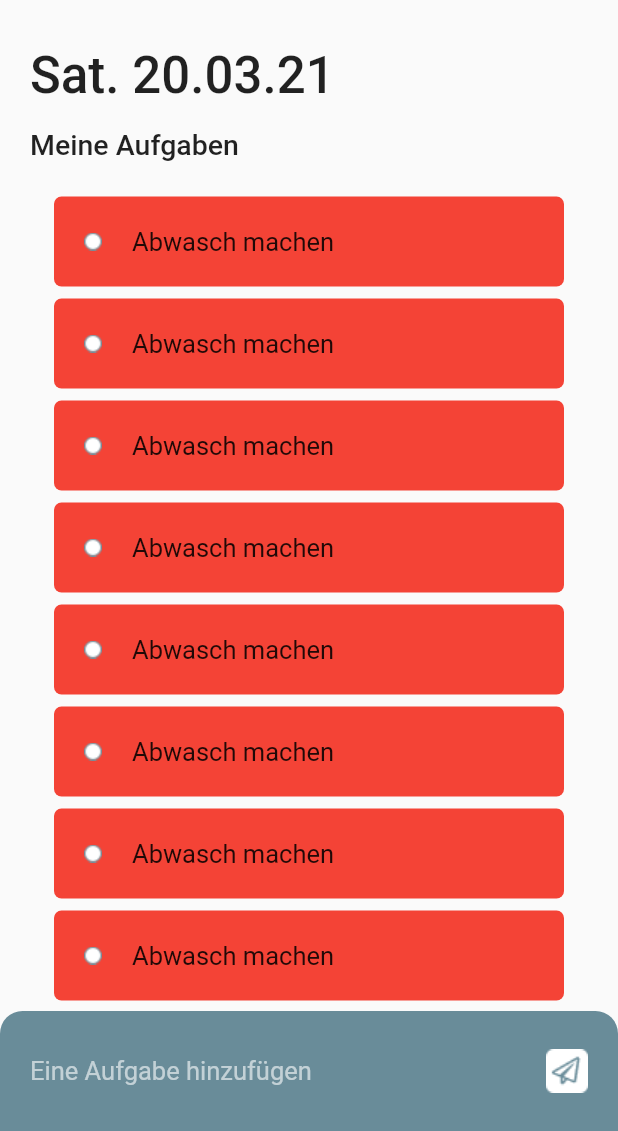
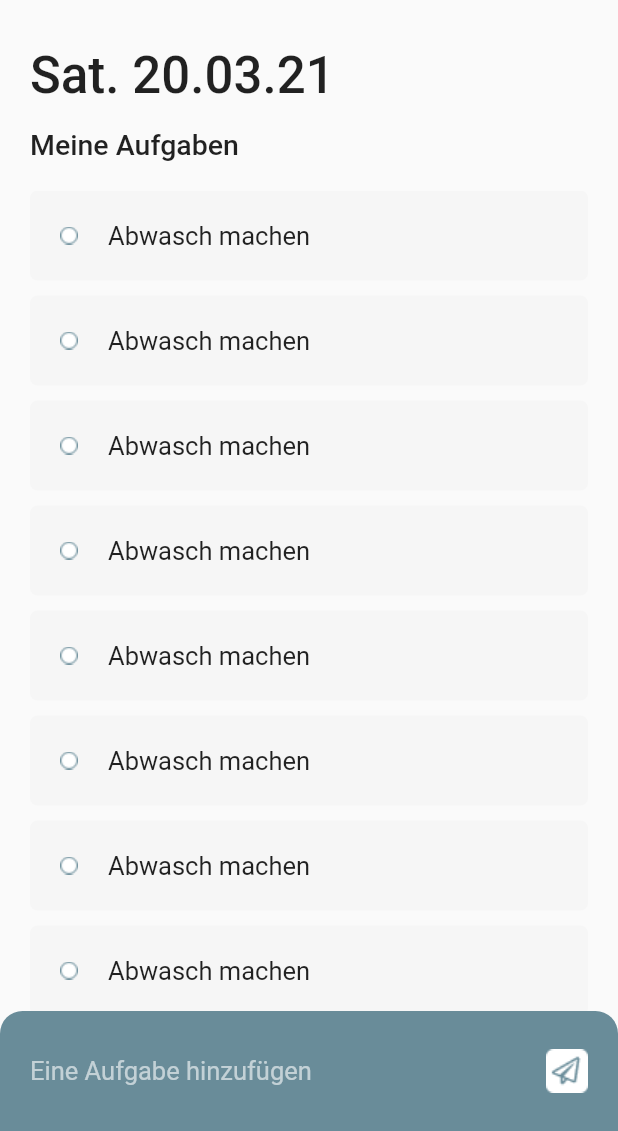
Before and after one commit to ManuelSzecsenyi/bt-todo-flutter, a Flutter app: the screen it shows after launch, on a phone screen of 412 x 824 dp, the part 105-1236 px from its top. Run offline on Flutter 3.47's test engine with Material 2 defaults, Android fonts, the phone set to English and light mode, and no system bars; our stand-ins replace google_fonts, hexcolor; network calls fail.

Commit message:
Todo List fixed

```diff
--- a/lib/components/Footer.dart
+++ b/lib/components/Footer.dart
@@ -26,7 +26,6 @@ class _FooterState extends State<Footer> {
               padding: EdgeInsets.only(left: 15),
               child: Image(image: AssetImage("assets/save-btn.png"))
             )
-
           ],)
         ),
       ),
--- a/lib/components/TodoItem.dart
+++ b/lib/components/TodoItem.dart
@@ -22,7 +22,7 @@ class _TodoItemState extends State<TodoItem> {
         child: Container(
           padding: EdgeInsets.all(20),
           decoration: BoxDecoration(
-              color: Colors.red,//HexColor("#F6F6F6"),
+              color: HexColor("#F6F6F6"),
               borderRadius: BorderRadius.circular(5)
           ),
           child: Row(children: [
--- a/lib/components/TodoList.dart
+++ b/lib/components/TodoList.dart
@@ -28,9 +28,11 @@ class _TodoListState extends State<TodoList> {
       itemCount: todos.length,
       physics: BouncingScrollPhysics(),
       itemBuilder: (context, index) {
-        return ListTile(
-          title: TodoItem()
+        return Padding(
+          padding: EdgeInsets.only(bottom: 10),
+          child: TodoItem(),
         );
+
       },
     );
   }
```
